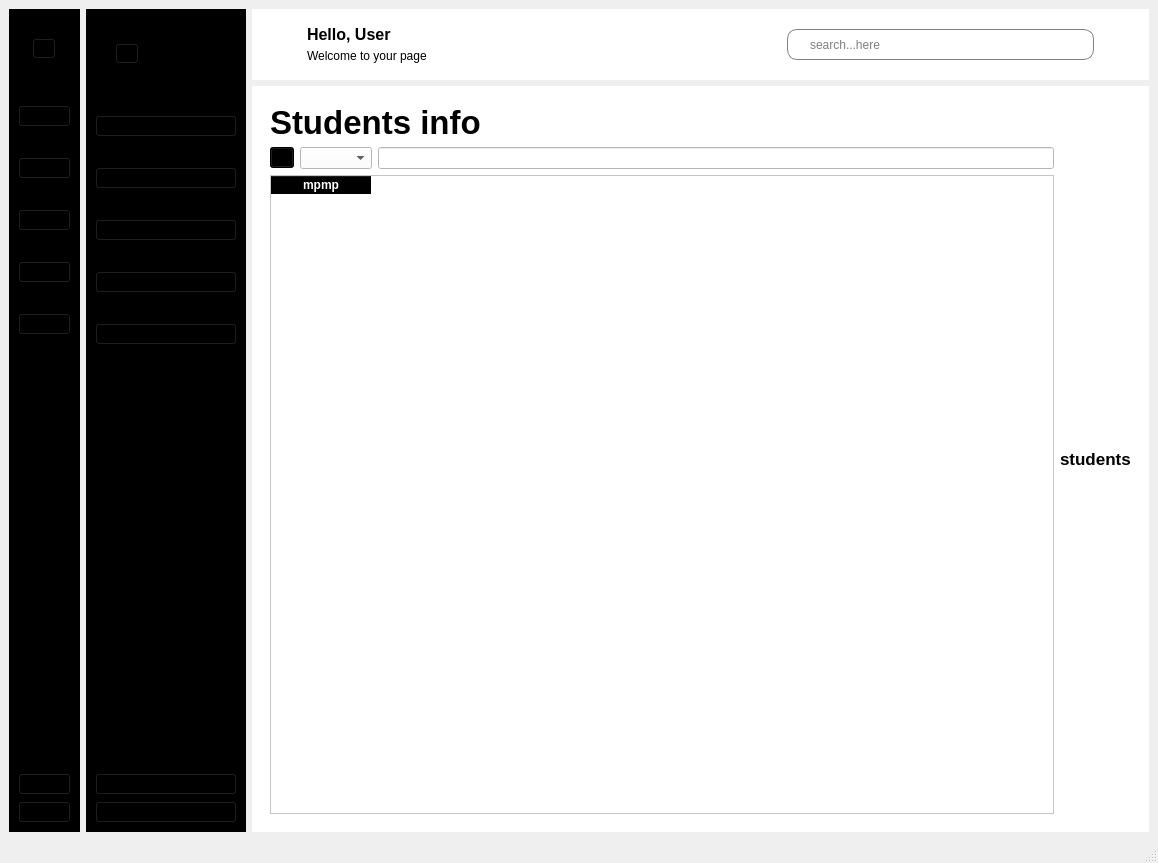
Qt form School_System/ui/indexSU.ui (KasperJack/School-Management-System) before a commit.
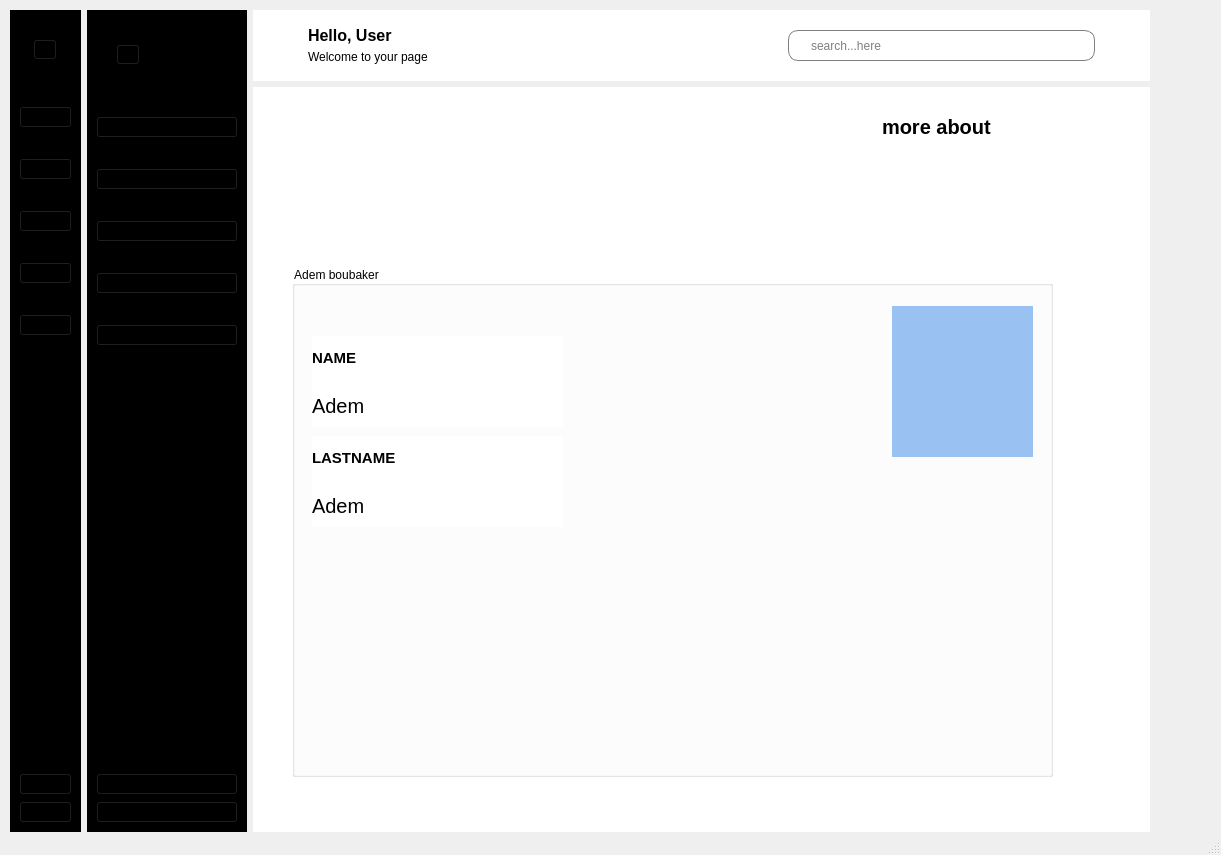
The same form after that commit. The open tabs and pages were chosen to show the change. Icons and pictures are not drawn.

Diff of the .ui file:
```diff
--- a/School_System/ui/indexSU.ui
+++ b/School_System/ui/indexSU.ui
@@ -6,16 +6,23 @@
    <rect>
     <x>0</x>
     <y>0</y>
-    <width>1158</width>
-    <height>863</height>
+    <width>1221</width>
+    <height>855</height>
    </rect>
   </property>
   <property name="windowTitle">
    <string>MainWindow</string>
   </property>
   <widget class="QWidget" name="centralwidget">
-   <layout class="QGridLayout" name="gridLayout_3">
-    <item row="0" column="0">
+   <widget class="QWidget" name="layoutWidget">
+    <property name="geometry">
+     <rect>
+      <x>10</x>
+      <y>10</y>
+      <width>1140</width>
+      <height>822</height>
+     </rect>
+    </property>
      <layout class="QGridLayout" name="gridLayout">
       <item row="0" column="0">
        <widget class="QWidget" name="icon_only" native="true">
@@ -725,14 +732,20 @@
           <property name="styleSheet">
            <string notr="true">background-color: rgb(255, 255, 255);</string>
           </property>
-          <layout class="QGridLayout" name="gridLayout_4">
-           <item row="0" column="0">
             <widget class="QStackedWidget" name="stackedWidget">
+          <property name="geometry">
+           <rect>
+            <x>9</x>
+            <y>9</y>
+            <width>821</width>
+            <height>721</height>
+           </rect>
+          </property>
              <property name="styleSheet">
               <string notr="true">color: rgb(0, 0, 0);</string>
              </property>
              <property name="currentIndex">
-              <number>2</number>
+           <number>4</number>
              </property>
              <widget class="QWidget" name="dash">
               <widget class="QLabel" name="label_5">
@@ -1141,13 +1154,15 @@
               </widget>
              </widget>
              <widget class="QWidget" name="students">
-              <layout class="QGridLayout" name="gridLayout_5">
-               <item row="0" column="0">
-                <layout class="QVBoxLayout" name="verticalLayout_10">
-                 <item>
-                  <layout class="QVBoxLayout" name="verticalLayout_9">
-                   <item>
-                    <widget class="QLabel" name="label">
+           <widget class="QLabel" name="label_7">
+            <property name="geometry">
+             <rect>
+              <x>690</x>
+              <y>0</y>
+              <width>81</width>
+              <height>51</height>
+             </rect>
+            </property>
                      <property name="font">
                       <font>
                        <pointsize>25</pointsize>
@@ -1155,14 +1170,18 @@
                       </font>
                      </property>
                      <property name="text">
-                      <string>Students info</string>
-                     </property>
-                    </widget>
-                   </item>
-                   <item>
-                    <layout class="QHBoxLayout" name="horizontalLayout_9">
-                     <item>
+             <string>students</string>
+            </property>
+           </widget>
                       <widget class="QToolButton" name="add_student_button">
+            <property name="geometry">
+             <rect>
+              <x>0</x>
+              <y>100</y>
+              <width>111</width>
+              <height>31</height>
+             </rect>
+            </property>
                        <property name="styleSheet">
                         <string notr="true">background-color: rgb(0, 0, 0);</string>
                        </property>
@@ -1180,19 +1199,15 @@
                         </size>
                        </property>
                       </widget>
-                     </item>
-                     <item>
-                      <widget class="QComboBox" name="class_combo_box"/>
-                     </item>
-                     <item>
-                      <widget class="QLineEdit" name="search_bar"/>
-                     </item>
-                    </layout>
-                   </item>
-                  </layout>
-                 </item>
-                 <item>
                   <widget class="QTableWidget" name="students_table">
+            <property name="geometry">
+             <rect>
+              <x>10</x>
+              <y>160</y>
+              <width>801</width>
+              <height>521</height>
+             </rect>
+            </property>
                    <property name="styleSheet">
                     <string notr="true">QHeaderView::section{
 font-weight: bold;
@@ -1217,11 +1232,35 @@
                     </property>
                    </column>
                   </widget>
-                 </item>
-                </layout>
-               </item>
-               <item row="0" column="1">
-                <widget class="QLabel" name="label_7">
+           <widget class="QLineEdit" name="search_bar">
+            <property name="geometry">
+             <rect>
+              <x>260</x>
+              <y>100</y>
+              <width>241</width>
+              <height>26</height>
+             </rect>
+            </property>
+           </widget>
+           <widget class="QComboBox" name="class_combo_box">
+            <property name="geometry">
+             <rect>
+              <x>130</x>
+              <y>100</y>
+              <width>111</width>
+              <height>26</height>
+             </rect>
+            </property>
+           </widget>
+           <widget class="QLabel" name="label">
+            <property name="geometry">
+             <rect>
+              <x>20</x>
+              <y>20</y>
+              <width>221</width>
+              <height>51</height>
+             </rect>
+            </property>
                  <property name="font">
                   <font>
                    <pointsize>13</pointsize>
@@ -1229,11 +1268,9 @@
                   </font>
                  </property>
                  <property name="text">
-                  <string>students</string>
-                 </property>
-                </widget>
-               </item>
-              </layout>
+             <string>Students info</string>
+            </property>
+           </widget>
              </widget>
              <widget class="QWidget" name="teachers">
               <widget class="QLabel" name="label_9">
@@ -1679,6 +1716,135 @@
                </widget>
               </widget>
              </widget>
+          <widget class="QWidget" name="page">
+           <widget class="QLabel" name="label_11">
+            <property name="geometry">
+             <rect>
+              <x>620</x>
+              <y>-10</y>
+              <width>151</width>
+              <height>81</height>
+             </rect>
+            </property>
+            <property name="font">
+             <font>
+              <pointsize>15</pointsize>
+              <bold>true</bold>
+             </font>
+            </property>
+            <property name="text">
+             <string>more about</string>
+            </property>
+           </widget>
+           <widget class="QGroupBox" name="groupBox_2">
+            <property name="geometry">
+             <rect>
+              <x>30</x>
+              <y>170</y>
+              <width>761</width>
+              <height>511</height>
+             </rect>
+            </property>
+            <property name="title">
+             <string>Adem boubaker</string>
+            </property>
+            <widget class="QLabel" name="label_32">
+             <property name="geometry">
+              <rect>
+               <x>600</x>
+               <y>40</y>
+               <width>141</width>
+               <height>151</height>
+              </rect>
+             </property>
+             <property name="font">
+              <font>
+               <pointsize>15</pointsize>
+              </font>
+             </property>
+             <property name="styleSheet">
+              <string notr="true">background-color: rgb(153, 193, 241);</string>
+             </property>
+             <property name="text">
+              <string/>
+             </property>
+            </widget>
+            <widget class="QWidget" name="layoutWidget_2">
+             <property name="geometry">
+              <rect>
+               <x>20</x>
+               <y>170</y>
+               <width>251</width>
+               <height>91</height>
+              </rect>
+             </property>
+             <layout class="QVBoxLayout" name="verticalLayout_10">
+              <item>
+               <widget class="QLabel" name="label_29">
+                <property name="font">
+                 <font>
+                  <pointsize>11</pointsize>
+                  <bold>true</bold>
+                 </font>
+                </property>
+                <property name="text">
+                 <string>LASTNAME</string>
+                </property>
+               </widget>
+              </item>
+              <item>
+               <widget class="QLabel" name="label_30">
+                <property name="font">
+                 <font>
+                  <pointsize>15</pointsize>
+                 </font>
+                </property>
+                <property name="text">
+                 <string>Adem</string>
+                </property>
+               </widget>
+              </item>
+             </layout>
+            </widget>
+            <widget class="QWidget" name="">
+             <property name="geometry">
+              <rect>
+               <x>20</x>
+               <y>70</y>
+               <width>251</width>
+               <height>91</height>
+              </rect>
+             </property>
+             <layout class="QVBoxLayout" name="verticalLayout_9">
+              <item>
+               <widget class="QLabel" name="label_27">
+                <property name="font">
+                 <font>
+                  <pointsize>11</pointsize>
+                  <bold>true</bold>
+                 </font>
+                </property>
+                <property name="text">
+                 <string>NAME</string>
+                </property>
+               </widget>
+              </item>
+              <item>
+               <widget class="QLabel" name="label_28">
+                <property name="font">
+                 <font>
+                  <pointsize>15</pointsize>
+                 </font>
+                </property>
+                <property name="text">
+                 <string>Adem</string>
+                </property>
+               </widget>
+              </item>
+             </layout>
+            </widget>
+           </widget>
+          </widget>
              <widget class="QWidget" name="subject">
               <widget class="QLabel" name="label_8">
                <property name="geometry">
@@ -1753,15 +1919,12 @@
               </widget>
              </widget>
             </widget>
-           </item>
-          </layout>
          </widget>
         </item>
        </layout>
       </item>
      </layout>
-    </item>
-   </layout>
+   </widget>
   </widget>
   <widget class="QStatusBar" name="statusbar"/>
  </widget>
```
Left out of the diff: 6 changed lines with no effect on the pictures. Lines whose indentation alone changed are shown as unchanged.
